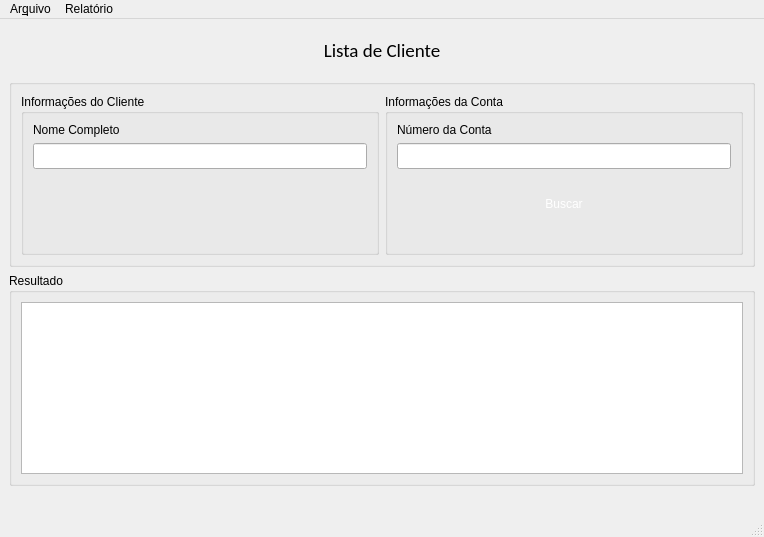
This is ui/Lista_de_usuarios.ui in eduardo239/py-banki-project as Qt 5 draws it before an edit. The edited form follows.
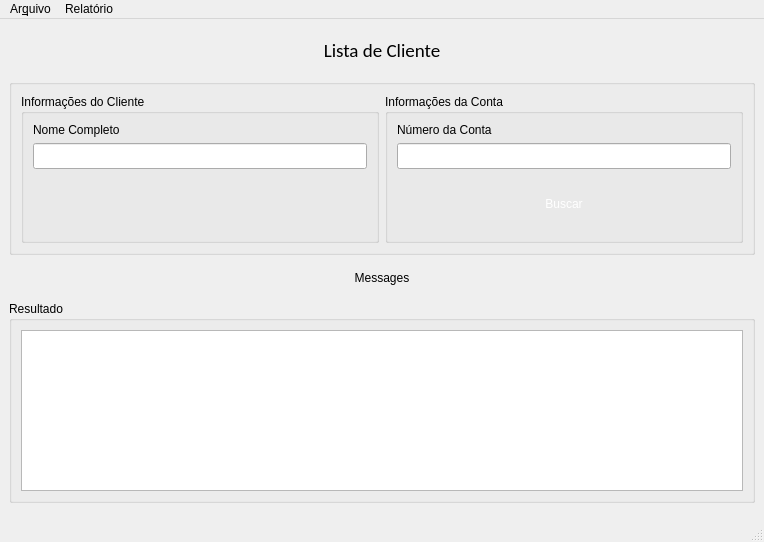
This is the edited form.

What changed in the file:
```diff
--- a/ui/Lista_de_usuarios.ui
+++ b/ui/Lista_de_usuarios.ui
@@ -7,7 +7,7 @@
     <x>0</x>
     <y>0</y>
     <width>764</width>
-    <height>537</height>
+    <height>542</height>
    </rect>
   </property>
   <property name="windowTitle">
@@ -148,6 +148,20 @@
       </layout>
      </widget>
     </item>
+    <item>
+     <widget class="QLabel" name="lbl_message">
+      <property name="styleSheet">
+       <string notr="true">color: '#333A44';
+padding: 10px;</string>
+      </property>
+      <property name="text">
+       <string>Messages</string>
+      </property>
+      <property name="alignment">
+       <set>Qt::AlignCenter</set>
+      </property>
+     </widget>
+    </item>
     <item>
      <widget class="QGroupBox" name="groupBox_4">
       <property name="title">
```
